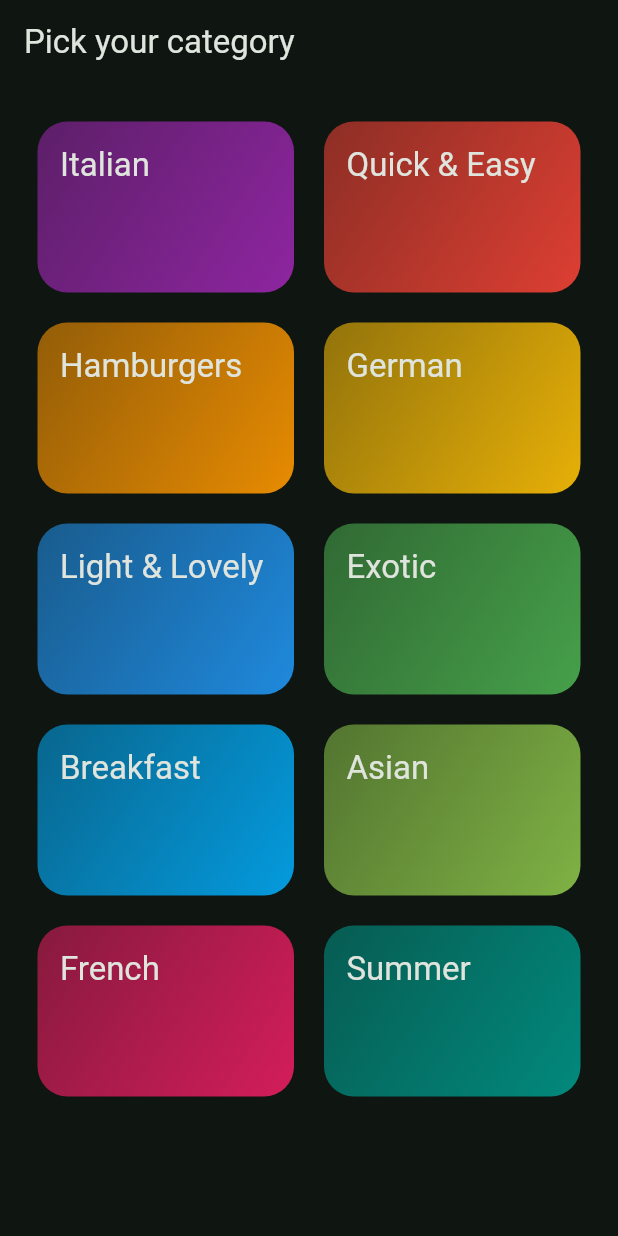
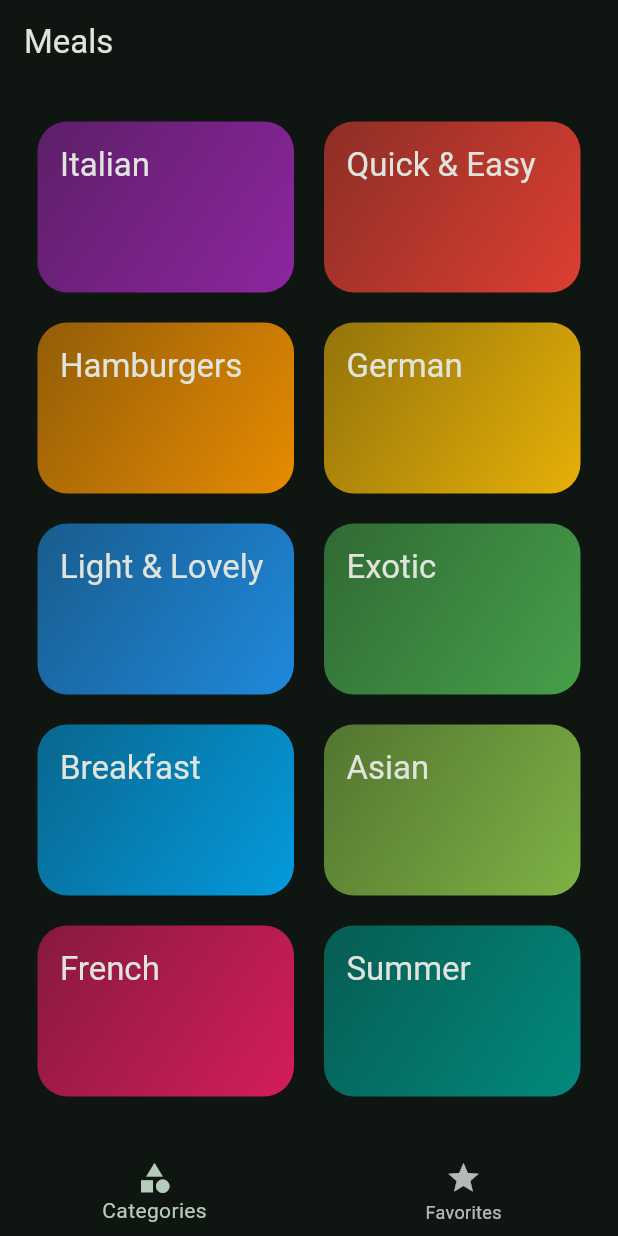
Before and after one commit to 4DeR99/Meals_app, a Flutter app: the screen it shows after launch, on a phone screen of 412 x 824 dp. Run offline on Flutter 3.47's test engine with Material 3 defaults, Android fonts, the phone set to English and light mode, and no system bars; our stand-ins replace google_fonts, transparent_image.

Commit message:
feat: added tabs screen
added a new screen that has bottom navigation where u can switch between categoties and favorites screens

```diff
--- a/lib/main.dart
+++ b/lib/main.dart
@@ -1,7 +1,7 @@
 import 'package:flutter/material.dart';
 
 import 'package:google_fonts/google_fonts.dart';
-import 'package:meals_app/screens/categories.dart';
+import 'package:meals_app/screens/tabs.dart';
 
 final theme = ThemeData(
   useMaterial3: true,
@@ -31,7 +31,7 @@ class App extends StatelessWidget {
   Widget build(BuildContext context) {
     return MaterialApp(
       theme: theme,
-      home: CategoriesScreen(),
+      home: const TabsScreen(),
       debugShowCheckedModeBanner: false,
     );
   }
--- a/lib/screens/categories.dart
+++ b/lib/screens/categories.dart
@@ -25,11 +25,7 @@ class CategoriesScreen extends StatelessWidget {
 
   @override
   Widget build(BuildContext context) {
-    return Scaffold(
-      appBar: AppBar(
-        title: const Text('Pick your category'),
-      ),
-      body: GridView(
+    return GridView(
       padding: const EdgeInsets.all(25),
       gridDelegate: const SliverGridDelegateWithFixedCrossAxisCount(
         crossAxisCount: 2,
@@ -45,7 +41,6 @@ class CategoriesScreen extends StatelessWidget {
                 },
               ))
           .toList(),
-      ),
     );
   }
 }
--- /dev/null
+++ b/lib/screens/tabs.dart
@@ -0,0 +1,50 @@
+import 'package:flutter/material.dart';
+import 'package:meals_app/screens/categories.dart';
+import 'package:meals_app/screens/meals.dart';
+
+class TabsScreen extends StatefulWidget {
+  const TabsScreen({super.key});
+
+  @override
+  State<TabsScreen> createState() => _TabsScreenState();
+}
+
+class _TabsScreenState extends State<TabsScreen> {
+  int _selectedTabIndex = 0;
+
+  @override
+  Widget build(BuildContext context) {
+    Widget body = const CategoriesScreen();
+
+    if (_selectedTabIndex == 1) {
+      body = const MealsScreen(
+        meals: [],
+      );
+    }
+
+    return Scaffold(
+      appBar: AppBar(
+        title: const Text('Meals'),
+      ),
+      body: body,
+      bottomNavigationBar: BottomNavigationBar(
+        onTap: (index) {
+          setState(() {
+            _selectedTabIndex = index;
+          });
+        },
+        currentIndex: _selectedTabIndex,
+        items: const [
+          BottomNavigationBarItem(
+            icon: Icon(Icons.category),
+            label: 'Categories',
+          ),
+          BottomNavigationBarItem(
+            icon: Icon(Icons.star),
+            label: 'Favorites',
+          ),
+        ],
+      ),
+    );
+  }
+}
```
Also changed, not shown: lib/screens/meals.dart (+11 -3 lines). Lines whose indentation alone changed are shown as unchanged.
